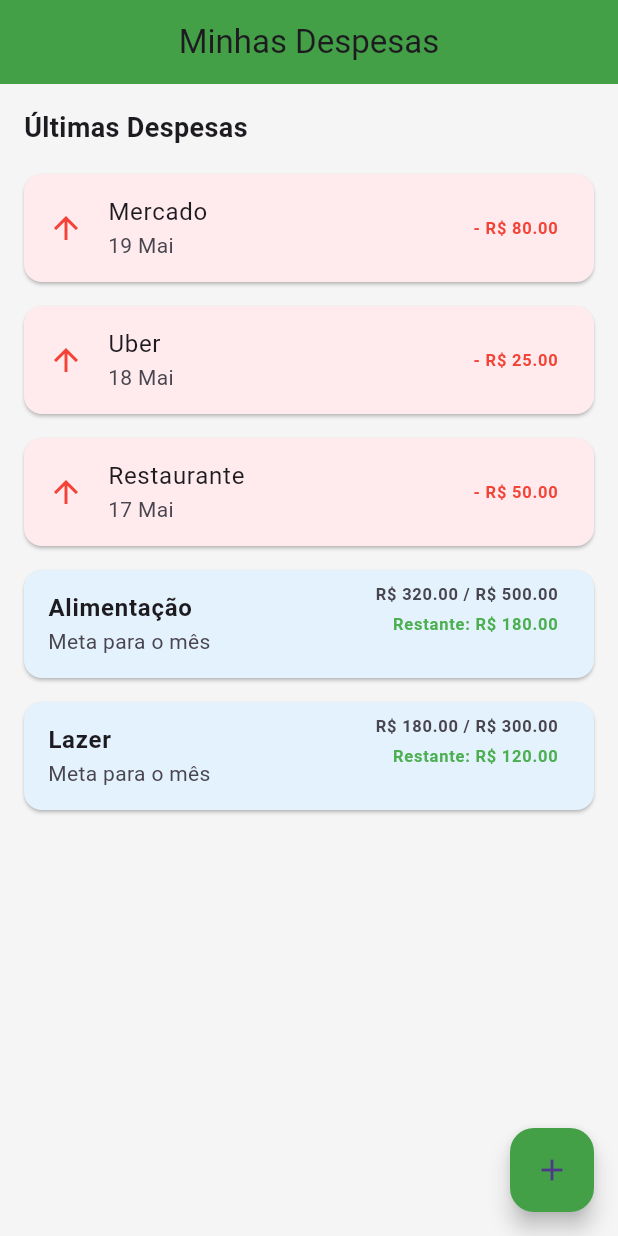
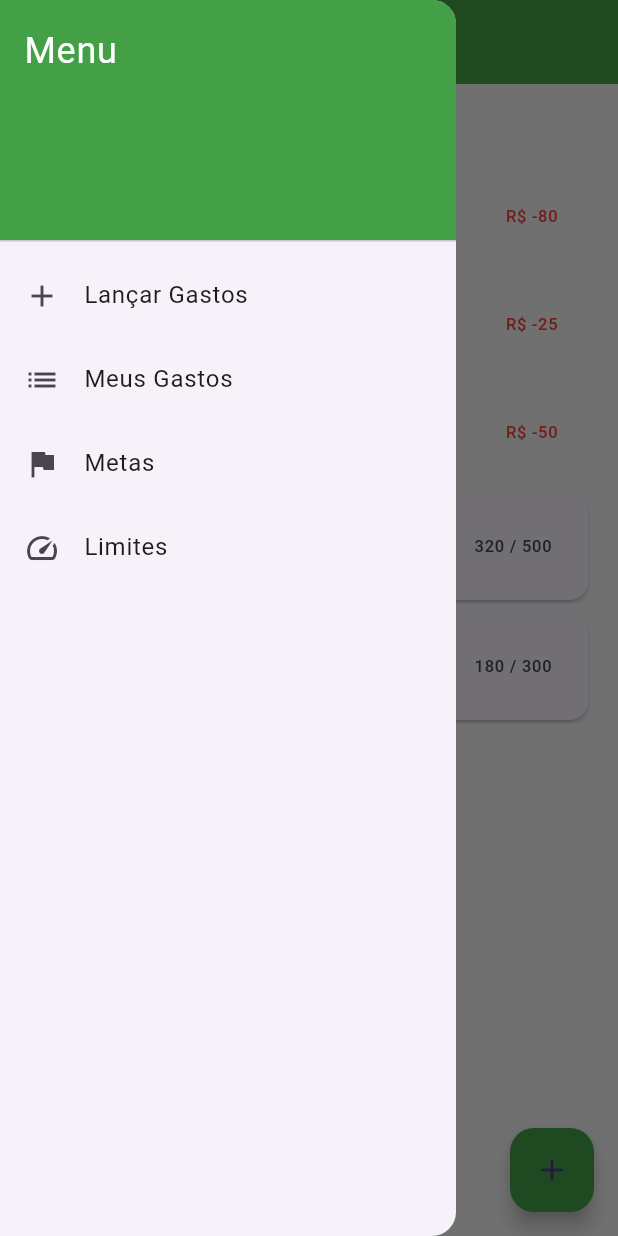
Before and after one commit to alexandresm16/gestao, a Flutter app: the screen it shows after launch, with the side drawer open (before the commit the screen has no drawer), on a phone screen of 412 x 824 dp. Run offline on Flutter 3.47's test engine with Material 3 defaults, Android fonts, the phone set to English and light mode, and no system bars.

Commit message:
paginas complementares

```diff
--- a/lib/screens/homepage.dart
+++ b/lib/screens/homepage.dart
@@ -1,4 +1,7 @@
 import 'package:app/screens/despesas.dart';
+import 'package:app/screens/meus_gastos.dart';
+import 'package:app/screens/metas.dart';
+import 'package:app/screens/limites.dart';
 import 'package:flutter/material.dart';
 
 class HomePage extends StatelessWidget {
@@ -13,12 +16,71 @@ class HomePage extends StatelessWidget {
         centerTitle: true,
         backgroundColor: Colors.green[600],
       ),
+      drawer: Drawer(
+        child: ListView(
+          padding: EdgeInsets.zero,
+          children: [
+            DrawerHeader(
+              decoration: BoxDecoration(
+                color: Colors.green[600],
+              ),
+              child: const Text(
+                'Menu',
+                style: TextStyle(
+                  color: Colors.white,
+                  fontSize: 24,
+                ),
+              ),
+            ),
+            ListTile(
+              leading: const Icon(Icons.add),
+              title: const Text('Lançar Gastos'),
+              onTap: () {
+                Navigator.push(
+                  context,
+                  MaterialPageRoute(builder: (_) => const NovaDespesaPage()),
+                );
+              },
+            ),
+            ListTile(
+              leading: const Icon(Icons.list),
+              title: const Text('Meus Gastos'),
+              onTap: () {
+                Navigator.push(
+                  context,
+                  MaterialPageRoute(builder: (_) => const MeusGastosPage()),
+                );
+              },
+            ),
+            ListTile(
+              leading: const Icon(Icons.flag),
+              title: const Text('Metas'),
+              onTap: () {
+                Navigator.push(
+                  context,
+                  MaterialPageRoute(builder: (_) => const MetasPage()),
+                );
+              },
+            ),
+            ListTile(
+              leading: const Icon(Icons.speed),
+              title: const Text('Limites'),
+              onTap: () {
+                Navigator.push(
+                  context,
+                  MaterialPageRoute(builder: (_) => const LimitesPage()),
+                );
+              },
+            ),
+          ],
+        ),
+      ),
       body: Padding(
         padding: const EdgeInsets.all(16),
         child: Column(
           crossAxisAlignment: CrossAxisAlignment.start,
           children: [
-            Text(
+            const Text(
               "Últimas Despesas",
               style: TextStyle(fontSize: 18, fontWeight: FontWeight.w600),
             ),
@@ -29,7 +91,6 @@ class HomePage extends StatelessWidget {
                   TransactionTile(title: "Mercado", amount: -80, date: "19 Mai"),
                   TransactionTile(title: "Uber", amount: -25, date: "18 Mai"),
                   TransactionTile(title: "Restaurante", amount: -50, date: "17 Mai"),
-                  // Cards de Metas
                   GoalCard(category: "Alimentação", maxAmount: 500, spentAmount: 320),
                   GoalCard(category: "Lazer", maxAmount: 300, spentAmount: 180),
                 ],
@@ -54,7 +115,7 @@ class HomePage extends StatelessWidget {
 
 class TransactionTile extends StatelessWidget {
   final String title;
-  final double amount;
+  final int amount;
   final String date;
 
   const TransactionTile({
@@ -66,23 +127,13 @@ class TransactionTile extends StatelessWidget {
 
   @override
   Widget build(BuildContext context) {
-    bool isExpense = amount < 0;
-    return Card(
-      color: isExpense ? Colors.red[50] : Colors.green[50],
-      margin: const EdgeInsets.symmetric(vertical: 8),
-      child: ListTile(
-        leading: Icon(
-          Icons.arrow_upward,
-          color: isExpense ? Colors.red : Colors.green,
-        ),
-        title: Text(title),
-        subtitle: Text(date),
-        trailing: Text(
-          "- R\$ ${amount.abs().toStringAsFixed(2)}",
-          style: TextStyle(
-            color: isExpense ? Colors.red : Colors.green,
-            fontWeight: FontWeight.bold,
-          ),
+    return ListTile(
+      title: Text(title),
+      subtitle: Text(date),
+      trailing: Text(
+        'R\$ ${amount.toString()}',
+        style: TextStyle(
+          color: amount < 0 ? Colors.red : Colors.green,
         ),
       ),
     );
@@ -91,8 +142,8 @@ class TransactionTile extends StatelessWidget {
 
 class GoalCard extends StatelessWidget {
   final String category;
-  final double maxAmount; // Valor máximo que pode ser gasto
-  final double spentAmount; // Valor já gasto
+  final double maxAmount;
+  final double spentAmount;
 
   const GoalCard({
     required this.category,
@@ -103,34 +154,17 @@ class GoalCard extends StatelessWidget {
 
   @override
   Widget build(BuildContext context) {
-    double remainingAmount = maxAmount - spentAmount; // Cálculo do restante da meta
+    final percent = (spentAmount / maxAmount).clamp(0.0, 1.0);
 
     return Card(
-      color: Colors.blue[50],
-      margin: const EdgeInsets.symmetric(vertical: 8),
       child: ListTile(
-        title: Text(
-          category,
-          style: TextStyle(fontWeight: FontWeight.bold),
+        title: Text(category),
+        subtitle: LinearProgressIndicator(
+          value: percent,
+          backgroundColor: Colors.grey[300],
+          valueColor: AlwaysStoppedAnimation<Color>(Colors.green),
         ),
-        subtitle: Text("Meta para o mês"),
-        trailing: Column(
-          crossAxisAlignment: CrossAxisAlignment.end,
-          children: [
-            Text(
-              "R\$ ${spentAmount.toStringAsFixed(2)} / R\$ ${maxAmount.toStringAsFixed(2)}",
-              style: TextStyle(fontWeight: FontWeight.bold),
-            ),
-            const SizedBox(height: 4),
-            Text(
-              "Restante: R\$ ${remainingAmount.toStringAsFixed(2)}",
-              style: TextStyle(
-                color: remainingAmount < 0 ? Colors.red : Colors.green,
-                fontWeight: FontWeight.w600,
-              ),
-            ),
-          ],
-        ),
+        trailing: Text("${spentAmount.toStringAsFixed(0)} / ${maxAmount.toStringAsFixed(0)}"),
       ),
     );
   }
--- /dev/null
+++ b/lib/screens/limites.dart
@@ -0,0 +1,13 @@
+import 'package:flutter/material.dart';
+
+class LimitesPage extends StatelessWidget {
+  const LimitesPage({super.key});
+
+  @override
+  Widget build(BuildContext context) {
+    return Scaffold(
+      appBar: AppBar(title: const Text('Limites')),
+      body: const Center(child: Text('Página para gerenciar limites por tipo de despesa')),
+    );
+  }
+}
```
Also changed, not shown: lib/screens/metas.dart (added, +142 -0 lines), lib/screens/meus_gastos.dart (added, +98 -0 lines).
